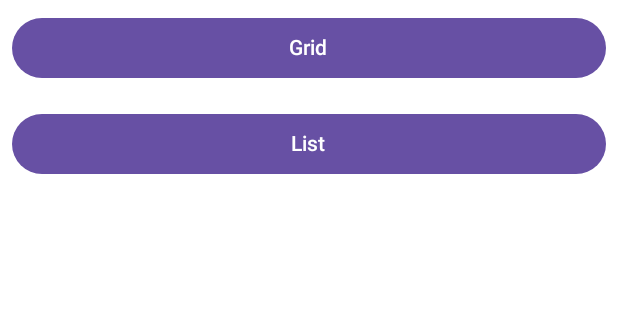
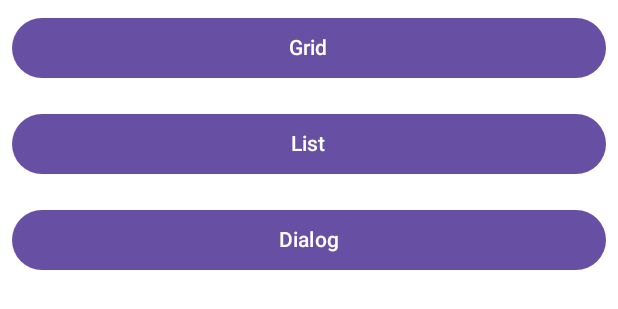
Before and after one commit to lynchm3/AndroidBaseApp2025, an Android app built with Jetpack Compose: the @Preview function SimpleComposablePreview, on a phone screen of 412 x 824 dp. Shown: the top 309 px of the screen. Run offline under Robolectric (Android 15) with nearby library versions, the phone set to English and light mode, and no system bars.

Commit message:
Adds button to open dialog on main screen

```diff
--- a/app/src/main/java/com/marklynch/steamdeck/ui/activity/main/MainComposables.kt
+++ b/app/src/main/java/com/marklynch/steamdeck/ui/activity/main/MainComposables.kt
@@ -98,6 +98,27 @@ fun HomeScreen(
                 Text(text = "List")
             }
         }
+
+        item {
+            Button(
+                onClick = {
+                    mainViewModel?.insert(
+                        StreamDeckButton(
+                            0,
+                            iconImage = mutableIntStateOf(icons.random()),
+                            buttonType = mutableStateOf<ButtonType>(ButtonType.FIREWORKS),
+                            selectedImageUri = mutableStateOf<Uri?>(null),
+                            color = mutableStateOf<Color>(colors.random()),
+                            text = mutableStateOf<String>(texts.random())
+                        )
+                    )
+                }, modifier = Modifier.fillMaxWidth()
+                    .padding(8.dp),
+                contentPadding = PaddingValues(8.dp)
+            ) {
+                Text(text = "Dialog")
+            }
+        }
     }
 }
 
```
